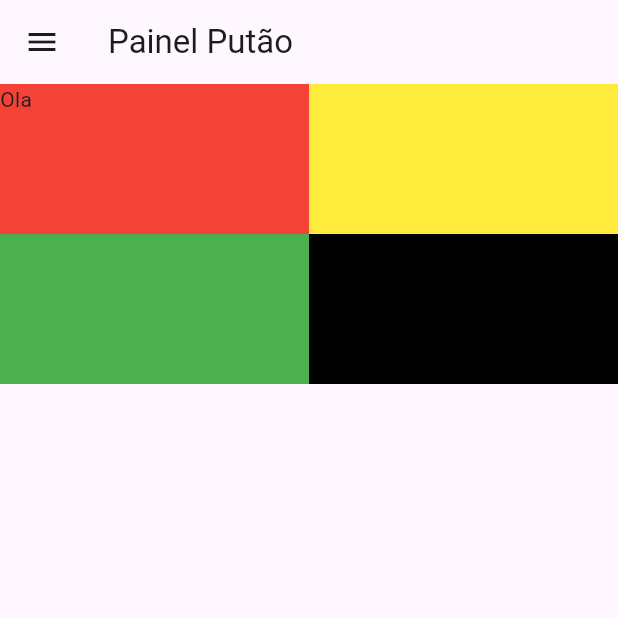
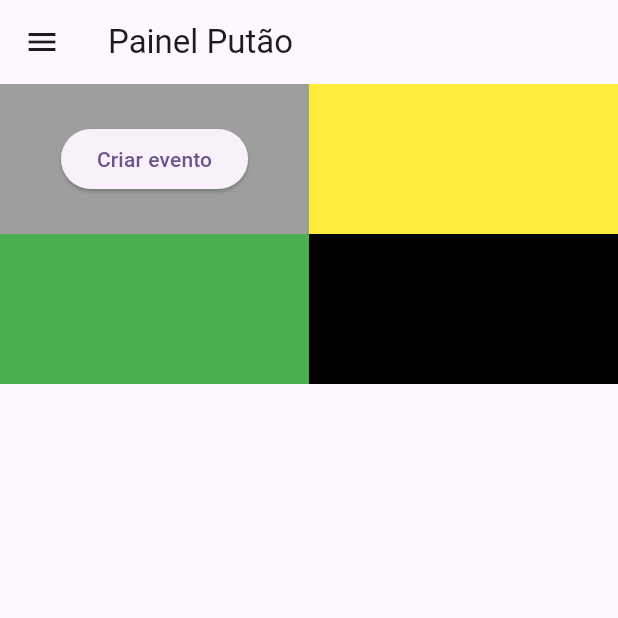
Before and after one commit to gabthe/howapp-panel, a Flutter app: the screen it shows after launch, on a phone screen of 412 x 824 dp, the top half of it. Run offline on Flutter 3.47's test engine with Material 3 defaults, Android fonts, the light colour scheme and no system bars; our stand-ins replace cloud_firestore, firebase_core, flutter_riverpod, go_router; accounts and stored records are empty; statements that could not run were skipped.

Commit message:
panel changes

```diff
--- a/lib/src/view/home_view.dart
+++ b/lib/src/view/home_view.dart
@@ -1,11 +1,13 @@
 import 'package:flutter/material.dart';
+import 'package:flutter_riverpod/flutter_riverpod.dart';
 import 'package:go_router/go_router.dart';
+import 'package:howapp_panel/src/repository/user_repo.dart';
 
-class HomePage extends StatelessWidget {
+class HomePage extends ConsumerWidget {
   const HomePage({super.key});
 
   @override
-  Widget build(BuildContext context) {
+  Widget build(BuildContext context, ref) {
     return Scaffold(
       drawer: Drawer(
         child: Column(
@@ -53,11 +55,13 @@ class HomePage extends StatelessWidget {
                 mainAxisExtent: 100,
               ),
               children: [
-                Container(
-                  height: 5,
-                  width: 5,
-                  color: Colors.red,
-                  child: const Text('Ola'),
+                Center(
+                  child: ElevatedButton(
+                    child: Text("Criar evento"),
+                    onPressed: () async {
+                      await ref.watch(userRepoProvider).fetchUsersOnce();
+                    },
+                  ),
                 ),
                 Container(
                   height: 5,
```
Also changed, not shown: lib/src/model/commerce_type.dart (added, +33 -0 lines), lib/src/repository/event_repo.dart (+7 -6 lines), lib/src/repository/user_repo.dart (+25 -1 lines), lib/src/view/create_type_of_place.dart (+15 -1 lines).
